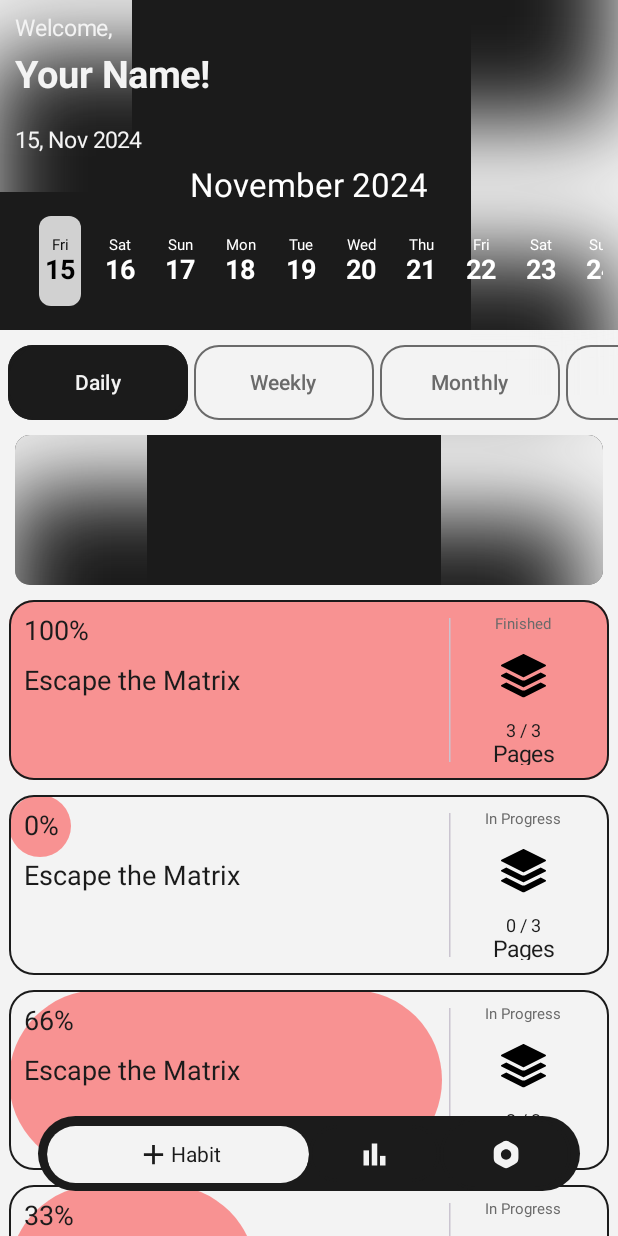
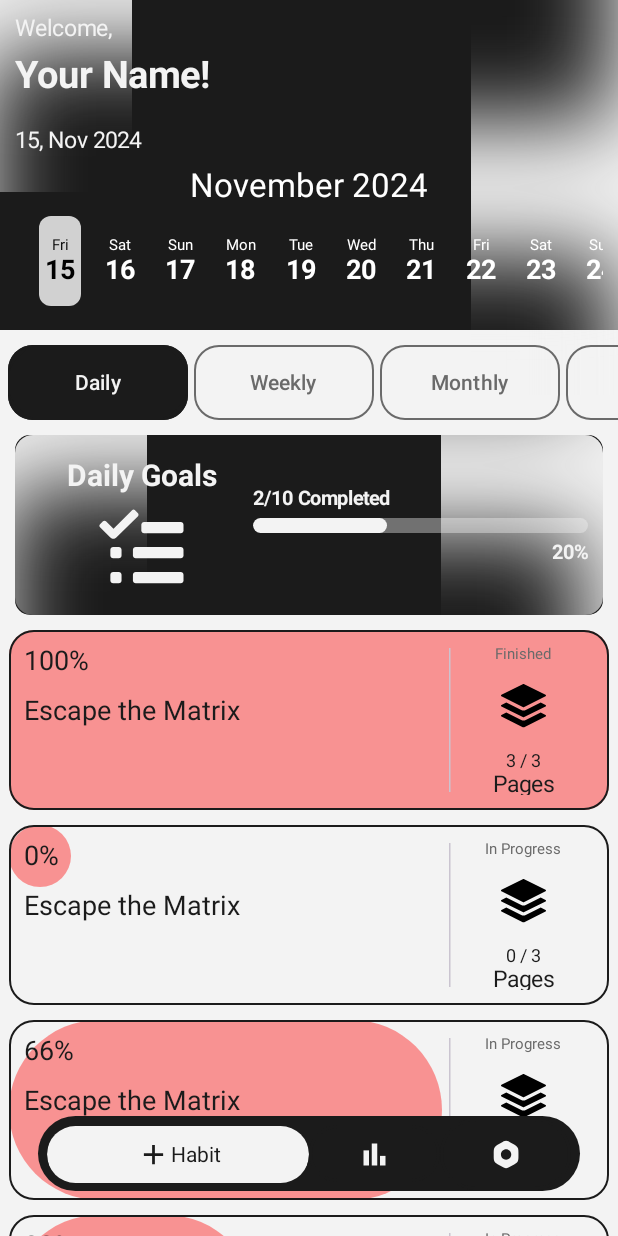
Before and after one commit to ImpostorJD/SampleComposeAppJDT, an Android app built with Jetpack Compose: the screen it shows after launch (MainActivity), on a phone screen of 412 x 824 dp. Run offline under Robolectric (Android 15) with nearby library versions, the phone set to English and light mode, and no system bars; libraries missing offline, so code that uses them is left out: io.appwrite, io.appwrite.services; 1 statement that could not run was skipped.

Commit message:
Dashboard - Added Progress Tracker Card

```diff
--- a/Routinuity/app/src/main/java/com/jdt/routinuity/components/HabitCard.kt
+++ b/Routinuity/app/src/main/java/com/jdt/routinuity/components/HabitCard.kt
@@ -87,7 +87,6 @@ fun HabitCard(
                     .fillMaxHeight()
                     .weight(3f)
             ) {
-                // Show the progress percentage as an integer
                 Text("$progressPercentInt%", color = textColor)
                 Spacer(modifier = Modifier.height(12.dp))
                 Text(label, color = textColor)
--- /dev/null
+++ b/Routinuity/app/src/main/java/com/jdt/routinuity/components/ProgressCard.kt
@@ -0,0 +1,170 @@
+package com.jdt.routinuity.components
+
+import androidx.compose.foundation.background
+import androidx.compose.foundation.layout.Arrangement
+import androidx.compose.foundation.layout.Box
+import androidx.compose.foundation.layout.Column
+import androidx.compose.foundation.layout.Row
+import androidx.compose.foundation.layout.Spacer
+import androidx.compose.foundation.layout.fillMaxHeight
+import androidx.compose.foundation.layout.fillMaxSize
+import androidx.compose.foundation.layout.fillMaxWidth
+import androidx.compose.foundation.layout.height
+import androidx.compose.foundation.layout.offset
+import androidx.compose.foundation.layout.padding
+import androidx.compose.foundation.layout.width
+import androidx.compose.foundation.shape.RoundedCornerShape
+import androidx.compose.material3.Icon
+import androidx.compose.material3.MaterialTheme
+import androidx.compose.material3.Text
+import androidx.compose.runtime.Composable
+import androidx.compose.runtime.getValue
+import androidx.compose.runtime.mutableFloatStateOf
+import androidx.compose.runtime.remember
+import androidx.compose.runtime.setValue
+import androidx.compose.ui.Alignment
+import androidx.compose.ui.Modifier
+import androidx.compose.ui.draw.clip
+import androidx.compose.ui.graphics.Color
+import androidx.compose.ui.layout.onGloballyPositioned
+import androidx.compose.ui.platform.LocalDensity
+import androidx.compose.ui.res.painterResource
+import androidx.compose.ui.text.TextStyle
+import androidx.compose.ui.text.font.FontWeight
+import androidx.compose.ui.text.style.TextAlign
+import androidx.compose.ui.tooling.preview.Preview
+import androidx.compose.ui.unit.dp
+import androidx.compose.ui.unit.sp
+import com.jdt.routinuity.R
+import com.jdt.routinuity.ui.theme.RoutinuityTheme
+
+@Composable
+fun ProgressCard(
+    modifier: Modifier = Modifier,
+    background: Color = MaterialTheme.colorScheme.primary,
+    progressColor: Color = MaterialTheme.colorScheme.background,
+    progress: Float
+){
+    var progressWidth by remember { mutableFloatStateOf(0f) }
+
+    Box(
+        modifier = Modifier.padding(10.dp, 0.dp)
+            .height(120.dp)
+            .fillMaxWidth()
+            .background(color = background, shape = RoundedCornerShape(10.dp)
+            ).clip(RoundedCornerShape(10)),
+
+        ){
+        Box(
+            modifier = Modifier
+                .height(100.dp)
+                .width(100.dp)
+                .align(Alignment.TopStart)
+                .offset((-100).dp, (-60).dp)
+        ){
+            BlurredCircle(blurColor = progressColor)
+        }
+        Box(
+            modifier = Modifier
+                .height(100.dp)
+                .width(100.dp)
+                .align(Alignment.CenterEnd)
+                .offset((80).dp, (-40).dp)
+        ){
+            BlurredCircle(blurColor = progressColor)
+        }
+        Row(
+            modifier = Modifier
+                .fillMaxSize()
+                .padding(10.dp, 5.dp)
+        )
+        {
+            Column (
+                modifier = Modifier
+                    .fillMaxHeight()
+                    .weight(0.4f)
+                    .padding(10.dp),
+                verticalArrangement = Arrangement.Top,
+                horizontalAlignment = Alignment.CenterHorizontally,
+            ){
+                Text("Daily Goals",
+                    style = TextStyle(
+                        color = progressColor,
+                        fontSize = 20.sp,
+                        fontWeight = FontWeight.Bold
+                    )
+                )
+                Spacer(modifier = Modifier.height(5.dp))
+                Icon(
+                    painterResource(id = R.drawable.ic_task),
+                    contentDescription = "",
+                    tint = progressColor,
+                    modifier = Modifier.weight(0.5f)
+                )
+            }
+            Column (
+                modifier = Modifier
+                    .fillMaxHeight()
+                    .weight(0.6f),
+                verticalArrangement = Arrangement.Center
+            ) {
+                Text(
+                    "2/10 Completed",
+                    style = TextStyle(
+                        color = progressColor,
+                        fontSize = 13.sp,
+                        fontWeight = FontWeight.Bold
+                    )
+                )
+                Spacer(modifier = Modifier.height(5.dp))
+                Box (
+                    modifier = Modifier
+                        .height(10.dp)
+                        .fillMaxWidth()
+                        .background(
+                            color = progressColor.copy(alpha = 0.4f),
+                            shape = RoundedCornerShape(25f)
+                        ).clip(RoundedCornerShape(25f))
+                        .onGloballyPositioned { w ->
+                            progressWidth = w.size.width.toFloat()
+                        }
+                ){
+
+                    Box (
+                        modifier = Modifier
+                            .fillMaxHeight()
+                            .width(with(LocalDensity.current) {
+                                (progressWidth * progress).toDp()
+                            })
+                            .background(
+                                color = progressColor,
+                                shape = RoundedCornerShape(25f)
+                            )
+                    )
+                }
+                Spacer(modifier = Modifier.height(5.dp))
+                Text(
+                    "20%",
+                    modifier = Modifier
+                        .fillMaxWidth(),
+                    style = TextStyle(
+                        color = progressColor,
+                        fontSize = 13.sp,
+                        fontWeight = FontWeight.Bold,
+                    ),
+                    textAlign = TextAlign.End
+                )
+            }
+        }
+    }
+}
+
+@Preview
+@Composable
+fun ProgressCardPreview(){
+    RoutinuityTheme {
+        ProgressCard(
+            progress = 0.4f
+        )
+    }
+}
--- /dev/null
+++ b/Routinuity/app/src/main/java/com/jdt/routinuity/experimental/HabitForm.kt
@@ -0,0 +1,19 @@
+package com.jdt.routinuity.experimental
+
+import androidx.compose.material3.Text
+import androidx.compose.runtime.Composable
+import androidx.compose.ui.tooling.preview.Preview
+import com.jdt.routinuity.ui.theme.RoutinuityTheme
+
+@Composable
+fun HabitForm(){
+    Text("Hello World")
+}
+
+@Preview
+@Composable
+fun HabitFormPreview(){
+    RoutinuityTheme {
+        HabitForm()
+    }
+}
--- a/Routinuity/app/src/main/java/com/jdt/routinuity/views/Auth.kt
+++ b/Routinuity/app/src/main/java/com/jdt/routinuity/views/Auth.kt
@@ -39,7 +39,7 @@ fun AuthScreen(mode : String, navController: NavController) {
                 fadeIn() togetherWith fadeOut() using SizeTransform { _, _ ->
                     tween(durationMillis = 300)
                 }
-            }
+            }, label = ""
         ) { targetLoginForm ->
             Box(
                 modifier = Modifier
--- a/Routinuity/app/src/main/java/com/jdt/routinuity/views/Dashboard.kt
+++ b/Routinuity/app/src/main/java/com/jdt/routinuity/views/Dashboard.kt
@@ -1,13 +1,14 @@
 package com.jdt.routinuity.views
 
+import android.widget.Space
 import androidx.compose.foundation.background
 import androidx.compose.foundation.border
-import androidx.compose.foundation.horizontalScroll
 import androidx.compose.foundation.layout.Arrangement
 import androidx.compose.foundation.layout.Box
 import androidx.compose.foundation.layout.Column
 import androidx.compose.foundation.layout.Row
 import androidx.compose.foundation.layout.Spacer
+import androidx.compose.foundation.layout.fillMaxHeight
 import androidx.compose.foundation.layout.fillMaxSize
 import androidx.compose.foundation.layout.fillMaxWidth
 import androidx.compose.foundation.layout.height
@@ -16,8 +17,6 @@ import androidx.compose.foundation.layout.padding
 import androidx.compose.foundation.layout.size
 import androidx.compose.foundation.layout.width
 import androidx.compose.foundation.lazy.LazyColumn
-import androidx.compose.foundation.lazy.LazyRow
-import androidx.compose.foundation.rememberScrollState
 import androidx.compose.foundation.shape.RoundedCornerShape
 import androidx.compose.material3.Button
 import androidx.compose.material3.ButtonDefaults
@@ -26,6 +25,7 @@ import androidx.compose.material3.MaterialTheme
 import androidx.compose.material3.Text
 import androidx.compose.runtime.Composable
 import androidx.compose.runtime.getValue
+import androidx.compose.runtime.mutableFloatStateOf
 import androidx.compose.runtime.mutableStateOf
 import androidx.compose.runtime.remember
 import androidx.compose.runtime.setValue
@@ -33,10 +33,15 @@ import androidx.compose.ui.Alignment
 import androidx.compose.ui.Modifier
 import androidx.compose.ui.draw.clip
 import androidx.compose.ui.graphics.Color
+import androidx.compose.ui.layout.onGloballyPositioned
+import androidx.compose.ui.platform.LocalConfiguration
+import androidx.compose.ui.platform.LocalDensity
 import androidx.compose.ui.res.painterResource
 import androidx.compose.ui.text.TextStyle
 import androidx.compose.ui.text.font.FontWeight
+import androidx.compose.ui.text.style.TextAlign
 import androidx.compose.ui.tooling.preview.Preview
+import androidx.compose.ui.unit.Dp
 import androidx.compose.ui.unit.dp
 import androidx.compose.ui.unit.sp
 import androidx.navigation.NavController
@@ -46,6 +51,7 @@ import com.jdt.routinuity.components.BiDirectionalScrollableWeekCalendar
 import com.jdt.routinuity.components.BlurredCircle
 import com.jdt.routinuity.components.CategorySelector
 import com.jdt.routinuity.components.HabitCard
+import com.jdt.routinuity.components.ProgressCard
 import com.jdt.routinuity.ui.theme.RoutinuityTheme
 import java.time.LocalDate
 import java.time.format.DateTimeFormatter
@@ -56,8 +62,8 @@ fun DashboardScreen(navController: NavController){
     val today = LocalDate.now()
     var selectedDay by remember { mutableStateOf(value = today) }
     var activeCategory by remember { mutableStateOf("Daily") }
+    val formatter = DateTimeFormatter.ofPattern("dd, MMM yyyy")
 
-    val formatter = DateTimeFormatter.ofPattern("dd, MMM yyyy")
     Box(
         modifier = Modifier
             .fillMaxSize()
@@ -138,39 +144,16 @@ fun DashboardScreen(navController: NavController){
 
                 Spacer(Modifier.height(10.dp).fillMaxWidth())
 
-                CategorySelector({value ->
+                CategorySelector { value ->
                     activeCategory = value
-                })
+                }
 
                 Spacer(Modifier.height(10.dp).fillMaxWidth())
-                Box(
-                    modifier = Modifier.padding(10.dp, 0.dp)
-                        .height(100.dp)
-                        .fillMaxWidth()
-                        .background(color = MaterialTheme.colorScheme.primary, shape = RoundedCornerShape(10.dp)
-                        ).clip(RoundedCornerShape(10)),
-
-                ){
-                    Box(
-                        modifier = Modifier
-                            .height(100.dp)
-                            .width(100.dp)
-                            .align(Alignment.TopStart)
-                            .offset((-100).dp, (-60).dp)
-                    ){
-                        BlurredCircle(blurColor = MaterialTheme.colorScheme.background)
-                    }
-                    Box(
-                        modifier = Modifier
-                            .height(100.dp)
-                            .width(100.dp)
-                            .align(Alignment.CenterEnd)
-                            .offset((80).dp, (-40).dp)
-                    ){
-                        BlurredCircle(blurColor = MaterialTheme.colorScheme.background)
-                    }
-                }
-
+                ProgressCard(
+                    progress = 0.4f,
+                    background = MaterialTheme.colorScheme.primary,
+                    progressColor = MaterialTheme.colorScheme.background
+                )
                 Spacer(Modifier.height(10.dp).fillMaxWidth())
 
                 HabitCard(
```
